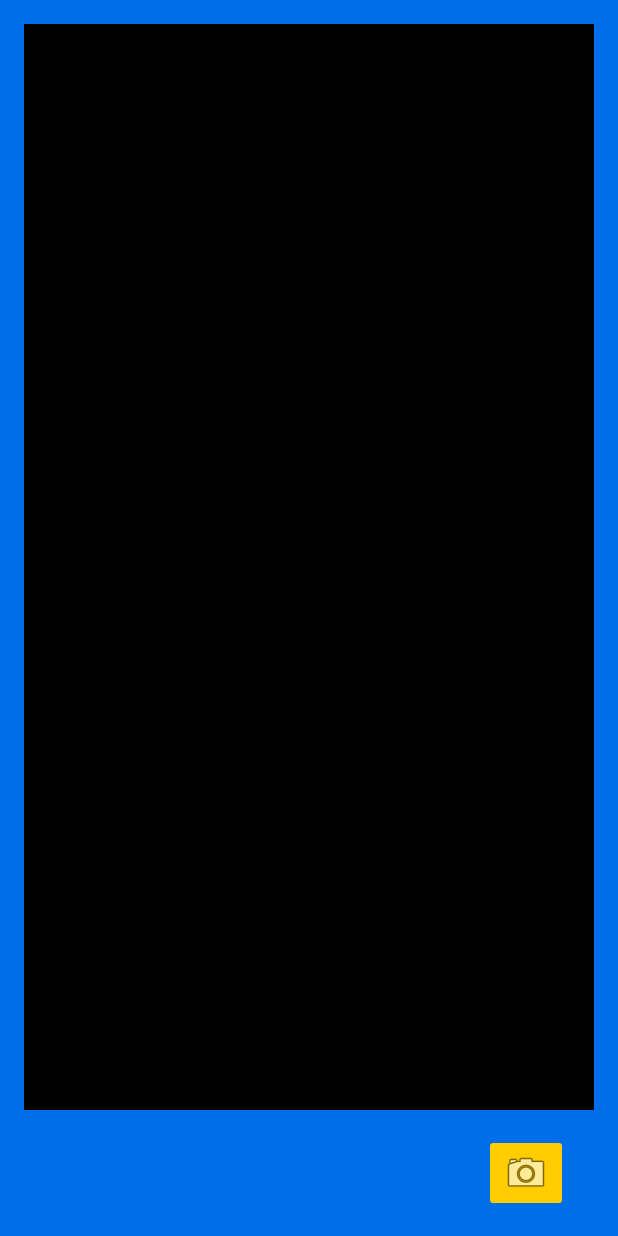
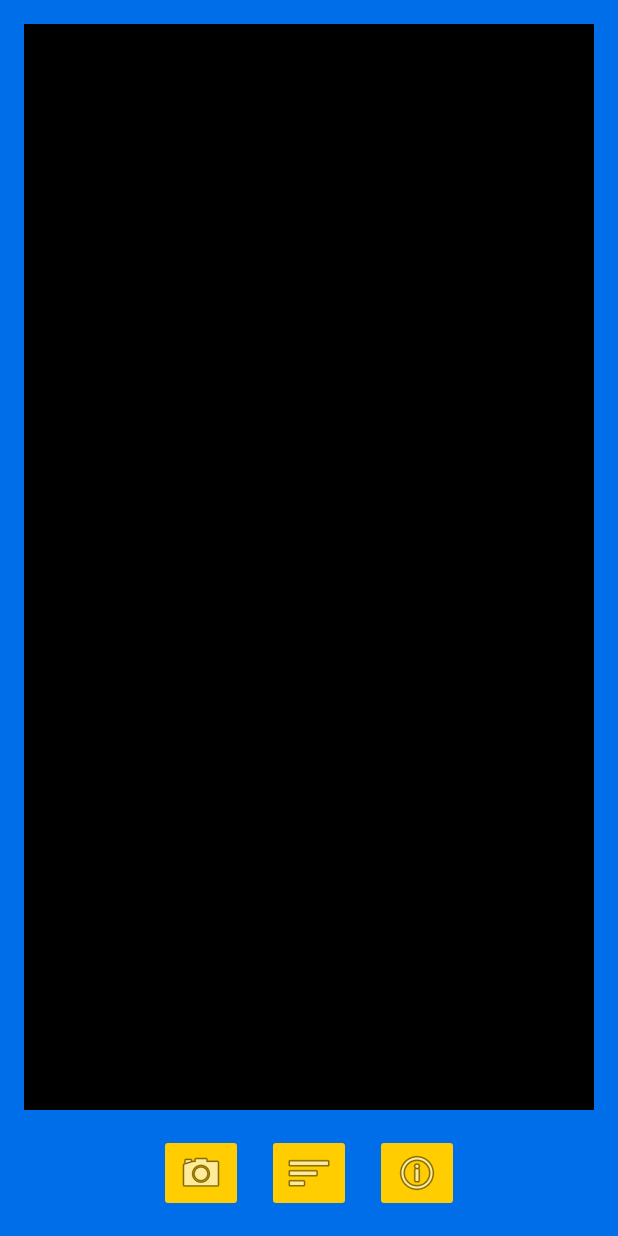
Before and after one commit to Herm132/appCubetasHuevos, an Android app: the layout activity_main.xml on its own in the app's theme, with its tools: preview values and no code run, on a phone screen of 412 x 824 dp. Run offline under Robolectric (Android 15) with nearby library versions, the phone set to English and light mode, and no system bars.

```diff
--- a/app/build.gradle
+++ b/app/build.gradle
@@ -33,8 +33,8 @@ android {
 }
 
 dependencies {
-
-    implementation 'androidx.core:core-ktx:1.8.0'
+    implementation 'com.squareup.okhttp3:okhttp:4.9.1'
+    implementation 'androidx.core:core-ktx:1.10.1'
     implementation 'androidx.appcompat:appcompat:1.6.1'
     implementation 'com.google.android.material:material:1.9.0'
     implementation 'androidx.constraintlayout:constraintlayout:2.1.4'
--- a/app/src/main/res/layout/activity_main.xml
+++ b/app/src/main/res/layout/activity_main.xml
@@ -4,35 +4,62 @@
     xmlns:tools="http://schemas.android.com/tools"
     android:layout_width="match_parent"
     android:layout_height="match_parent"
-    tools:context=".MainActivity"
+    android:background="@color/background_app"
     android:padding="16dp"
-    android:background="@color/background_app"
-    >
+    tools:context=".MainActivity">
 
     <androidx.appcompat.widget.AppCompatImageView
         android:id="@+id/ivPhoto"
         android:layout_width="match_parent"
         android:layout_height="0dp"
         android:layout_marginBottom="16dp"
-        app:layout_constraintBottom_toTopOf="@+id/btnCamera"
+        app:layout_constraintBottom_toTopOf="@+id/llButtons"
         app:layout_constraintEnd_toEndOf="parent"
         app:layout_constraintStart_toStartOf="parent"
         app:layout_constraintTop_toTopOf="parent"
         tools:srcCompat="@color/black" />
 
-    <androidx.appcompat.widget.AppCompatImageButton
-        android:id="@+id/btnCamera"
+    <androidx.appcompat.widget.LinearLayoutCompat
+        android:id="@+id/llButtons"
         android:layout_width="wrap_content"
         android:layout_height="wrap_content"
-        android:backgroundTint="@color/background_button"
         app:layout_constraintBottom_toBottomOf="parent"
         app:layout_constraintEnd_toEndOf="parent"
-        app:layout_constraintHorizontal_bias="0.947"
         app:layout_constraintStart_toStartOf="parent"
-        app:layout_constraintTop_toBottomOf="@+id/ivPhoto"
-        app:layout_constraintVertical_bias="0.972"
-        app:srcCompat="@android:drawable/ic_menu_camera" />
+        app:layout_constraintTop_toBottomOf="@+id/ivPhoto">
 
+        <androidx.appcompat.widget.AppCompatImageButton
+            android:id="@+id/btnCamera"
+            android:layout_width="wrap_content"
+            android:layout_height="wrap_content"
+            android:contentDescription="@string/take_a_picture"
+            android:backgroundTint="@color/background_button"
+            app:layout_constraintTop_toBottomOf="@+id/ivPhoto"
+            app:srcCompat="@android:drawable/ic_menu_camera"
+            android:layout_marginEnd="16dp"
+            />
+
+        <androidx.appcompat.widget.AppCompatImageButton
+            android:id="@+id/btnHistory"
+            android:layout_width="wrap_content"
+            android:layout_height="wrap_content"
+            android:backgroundTint="@color/background_button"
+            app:layout_constraintTop_toBottomOf="@+id/ivPhoto"
+            app:srcCompat="@android:drawable/ic_menu_sort_by_size"
+            android:contentDescription="@string/history"
+            android:layout_marginEnd="16dp" />
+
+        <androidx.appcompat.widget.AppCompatImageButton
+            android:id="@+id/btnInformation"
+            android:layout_width="wrap_content"
+            android:layout_height="wrap_content"
+            android:backgroundTint="@color/background_button"
+            app:layout_constraintTop_toBottomOf="@+id/ivPhoto"
+            app:srcCompat="@android:drawable/ic_menu_info_details"
+            android:contentDescription="@string/information"/>
+
+
+    </androidx.appcompat.widget.LinearLayoutCompat>
 
 
 </androidx.constraintlayout.widget.ConstraintLayout>
--- a/app/src/main/res/values/strings.xml
+++ b/app/src/main/res/values/strings.xml
@@ -1,4 +1,12 @@
 <resources>
     <string name="app_name">ContaCubetas</string>
     <string name="scan">Escanear</string>
+    <string name="take_a_picture">Tomar una foto</string>
+    <string name="history">Historial\n</string>
+    <string name="information">Informacion</string>
+    <string name="date">Fecha</string>
+    <string name="hour">Hora</string>
+    <string name="cuvettes">Cubetas</string>
+    <string name="eggs">Huevos</string>
+    <string name="returned">Regresar</string>
 </resources>
```
Also changed, not shown: app/src/main/AndroidManifest.xml (+9 -3 lines), app/src/main/java/com/hermdev/appmovilcubetashuevos/HistoryActivity.kt (added, +11 -0 lines), app/src/main/java/com/hermdev/appmovilcubetashuevos/MainActivity.kt (+124 -0 lines), app/src/main/res/layout/activity_history.xml (added, +84 -0 lines), app/src/main/res/layout/item_table_row.xml (added, +41 -0 lines), app/src/main/res/mipmap-hdpi/ic_launcher.png, app/src/main/res/mipmap-hdpi/ic_launcher_round.png, app/src/main/res/mipmap-mdpi/ic_launcher.png, app/src/main/res/mipmap-mdpi/ic_launcher_round.png, app/src/main/res/mipmap-xhdpi/ic_launcher.png, app/src/main/res/mipmap-xhdpi/ic_launcher_round.png, app/src/main/res/mipmap-xxhdpi/ic_launcher.png, app/src/main/res/mipmap-xxhdpi/ic_launcher_round.png, app/src/main/res/mipmap-xxxhdpi/ic_launcher.png, 1 more files.
